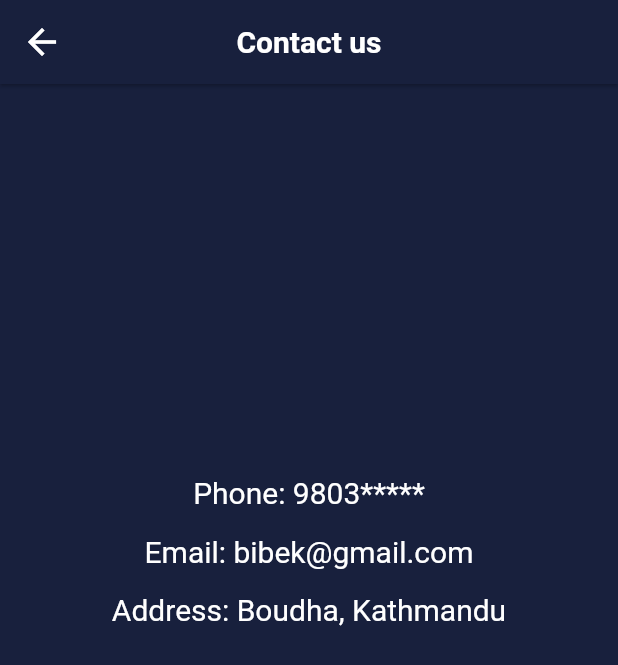
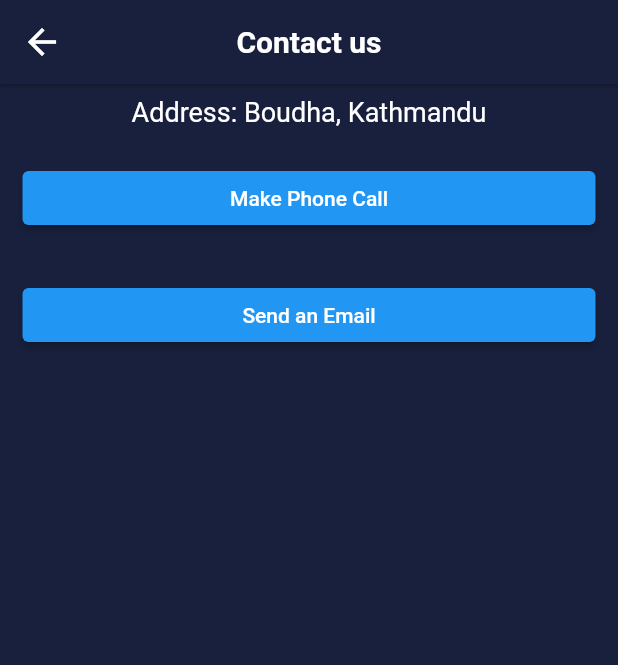
Before and after one commit to bsthaa/Merogadi, a Flutter app: the ContactUs screen opened directly, on a phone screen of 412 x 824 dp. Shown: the top 665 px of the screen. Run offline on Flutter 3.47's test engine with Material 2 defaults, Android fonts, the phone set to English and light mode, and no system bars; our stand-ins replace cloud_firestore, firebase_auth, firebase_core, fluttertoast; accounts and stored records are empty.

Commit message:
URL's for maps and contact

```diff
--- a/merogadi/lib/contactus.dart
+++ b/merogadi/lib/contactus.dart
@@ -1,4 +1,5 @@
 import 'package:flutter/material.dart';
+import 'package:url_launcher/url_launcher.dart';
 
 class ContactUs extends StatefulWidget {
   const ContactUs({Key? key}) : super(key: key);
@@ -38,32 +39,40 @@ class _ContactUsState extends State<ContactUs> {
             Container(
                 padding: const EdgeInsets.all(8),
                 child: const Text(
-                  '\n\n\n\n\n\n\n\n\n\n\nPhone: 9803*****',
+                  'Address: Boudha, Kathmandu',
                   textAlign: TextAlign.center,
                   style: TextStyle(
-                    fontSize: 20.0,
+                    fontSize: 18.0,
                     color: Colors.white,
                   ),
                 )),
             Container(
-                padding: const EdgeInsets.all(8),
-                child: const Text(
-                  'Email: bibek@gmail.com',
-                  textAlign: TextAlign.center,
-                  style: TextStyle(
-                    fontSize: 20.0,
-                    color: Colors.white,
-                  ),
+                padding: const EdgeInsets.all(15),
+                child: ElevatedButton(
+                  child: const Text('Make Phone Call'),
+                  onPressed: () async {
+                    const phoneNumber = '+977-9803836536';
+                    const url = 'tel:$phoneNumber';
+
+                    if (await canLaunch(url)) {
+                      await launch(url);
+                    }
+                  },
                 )),
             Container(
-                padding: const EdgeInsets.all(8),
-                child: const Text(
-                  'Address: Boudha, Kathmandu',
-                  textAlign: TextAlign.center,
-                  style: TextStyle(
-                    fontSize: 20.0,
-                    color: Colors.white,
-                  ),
+                padding: const EdgeInsets.all(15),
+                child: ElevatedButton(
+                  child: const Text('Send an Email'),
+                  onPressed: () async {
+                    const toEmail = 'bibekshrestha242@gmail.com';
+                    const subject = 'Big Fan';
+                    const message = 'Hello Bibek!\n\nI am your big fan';
+                    final url =
+                        'mailto:$toEmail?subject=${Uri.encodeFull(subject)}&body=${Uri.encodeFull(message)}';
+                    if (await canLaunch(url)) {
+                      await launch(url);
+                    }
+                  },
                 )),
           ],
         ));
--- a/merogadi/lib/login_screen.dart
+++ b/merogadi/lib/login_screen.dart
@@ -102,6 +102,7 @@ class _LoginScreenState extends State<LoginScreen> {
         if (!regex.hasMatch(value)) {
           return ("Enter valid password having minimum 6 character).");
         }
+        return null;
       },
       onSaved: (value) {
         passwordController.text = value!;
--- a/merogadi/lib/parts_and_acce.dart
+++ b/merogadi/lib/parts_and_acce.dart
@@ -1,4 +1,3 @@
-import 'dart:ui';
 import 'package:flutter/material.dart';
 import 'package:merogadi/RepairQ&A/body_frame.dart';
 import 'package:merogadi/RepairQ&A/fuel_air.dart';
--- a/merogadi/lib/signup_screen.dart
+++ b/merogadi/lib/signup_screen.dart
@@ -1,4 +1,3 @@
-import 'package:flutter/services.dart';
 import 'package:cloud_firestore/cloud_firestore.dart';
 import 'package:merogadi/userdata/user_model.dart';
 import 'package:merogadi/home.dart';
@@ -182,6 +181,7 @@ class _RegistrationScreenState extends State<SignUpScreen> {
         if (!regex.hasMatch(value)) {
           return ("The password you entered doesn't meet the minimum security requirements.");
         }
+        return null;
       },
       onSaved: (value) {
         firstNameEditingController.text = value!;
--- a/merogadi/pubspec.yaml
+++ b/merogadi/pubspec.yaml
@@ -35,7 +35,8 @@ dependencies:
   fluttertoast: ^8.0.8
   flutter_svg_provider: ^0.1.6
   flutter_svg: ^0.18.0
-  url_launcher: ^6.0.9
+  #url_launcher: ^6.0.9
+  url_launcher: ^6.0.20
   # The following adds the Cupertino Icons font to your application.
   # Use with the CupertinoIcons class for iOS style icons.
   cupertino_icons: ^1.0.2
```
Also changed, not shown: merogadi/lib/home.dart (+6 -1 lines), merogadi/lib/map_utils.dart (added, +19 -0 lines), 1 other file.
